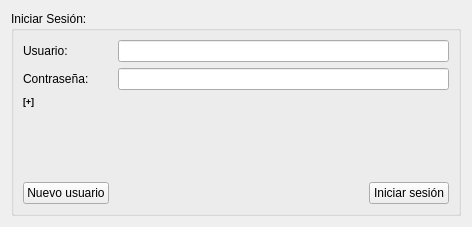
Old version of the form components/tvGames/src/modules/login.ui in the repository robocomp/euroage-tv.
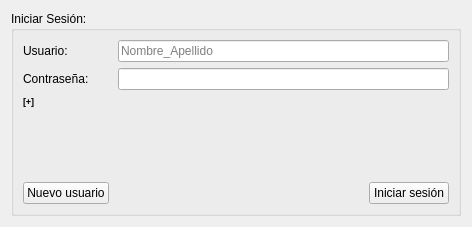
New version of the form.

The edit to the form file:
```diff
--- a/components/tvGames/src/modules/login.ui
+++ b/components/tvGames/src/modules/login.ui
@@ -37,7 +37,11 @@
          </widget>
         </item>
         <item row="1" column="1">
-         <widget class="QLineEdit" name="username_lineedit"/>
+         <widget class="QLineEdit" name="username_lineedit">
+          <property name="placeholderText">
+           <string>Nombre_Apellido</string>
+          </property>
+         </widget>
         </item>
         <item row="3" column="1">
          <widget class="QLineEdit" name="password_lineedit">
```
